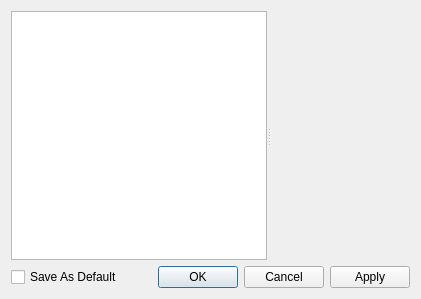
Above: src/libkstapp/dialog.ui from Kst-plot/kst before the change. Below: the same form after it.
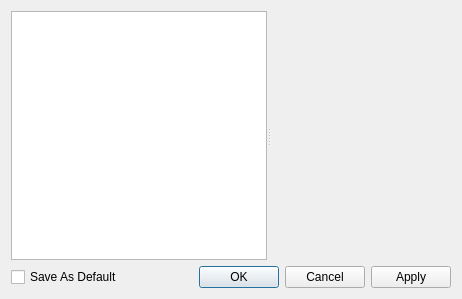
That is the form after the change.

Commit message: CCBUG: 252289 Set a minimum size for the list widget.  This is a semi-hack, since it sets the width in characters, not pixels, so it will survive font size changes.  Ideally we would know the size of the longest entry, and set it to that.  But, at this point of construction, we don't, so... use 15 which is 2 longer than the longest entry I could find.

```diff
--- a/src/libkstapp/dialog.ui
+++ b/src/libkstapp/dialog.ui
@@ -9,7 +9,7 @@
    <rect>
     <x>0</x>
     <y>0</y>
-    <width>421</width>
+    <width>462</width>
     <height>299</height>
    </rect>
   </property>
```
Left out of the diff: 1 changed line with no effect on the pictures. The commit also changes 1 other file.
